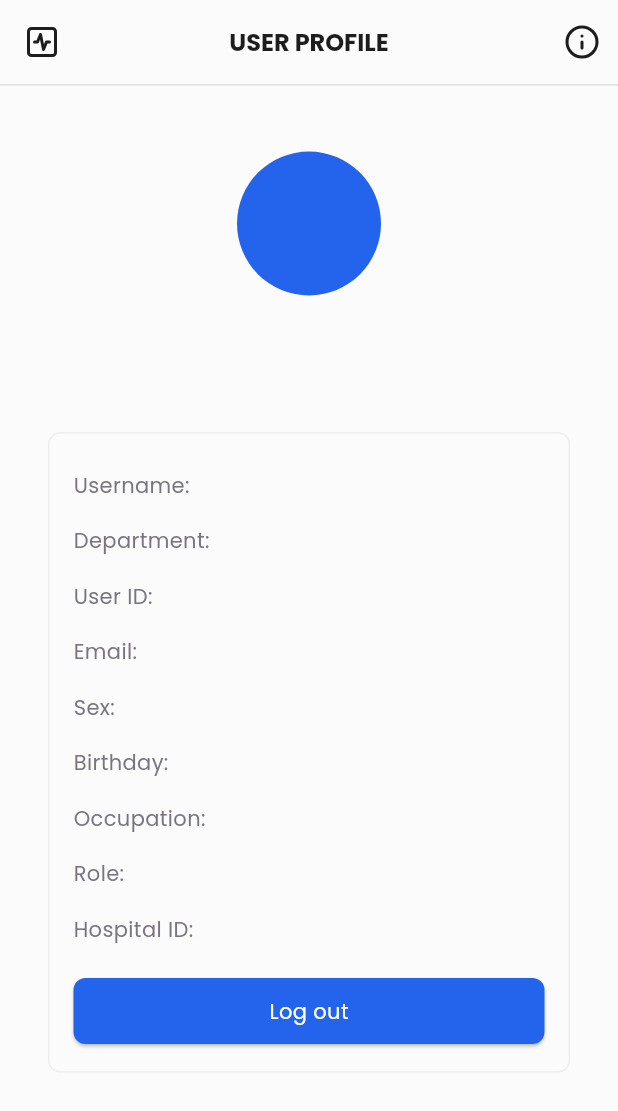
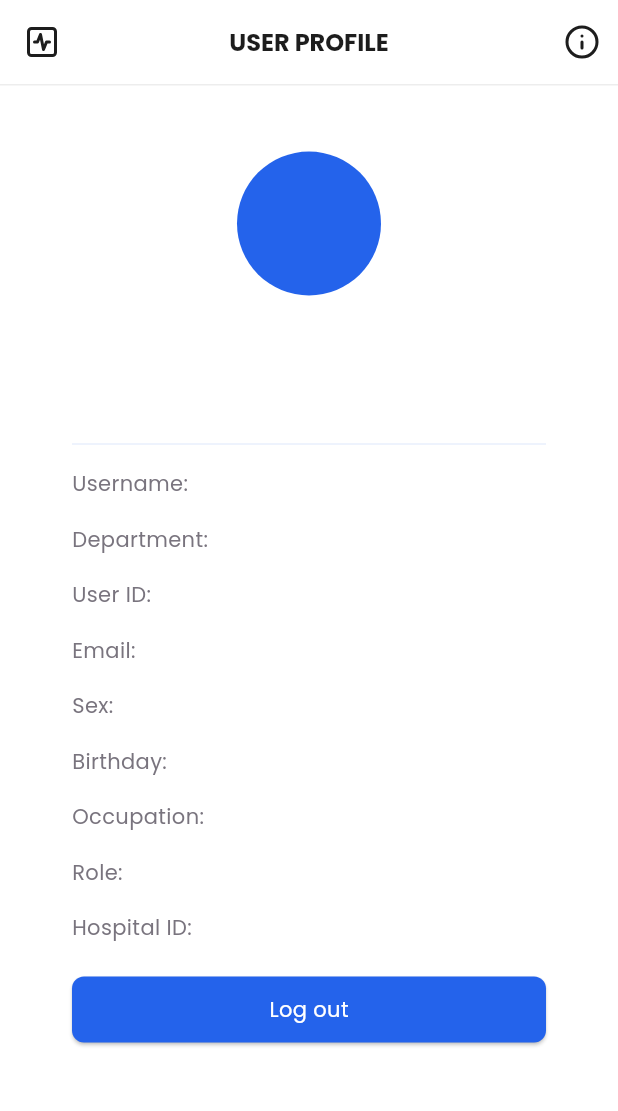
Before and after one commit to iammtmakiling/crash-cart-mobile, a Flutter app: the ProfileScreen screen opened directly, on a phone screen of 412 x 824 dp. Shown: the top 1111 px of the screen. Run offline on Flutter 3.47's test engine with Material 3 defaults, Android fonts, the phone set to English and light mode, and no system bars; our stand-ins replace cloud_firestore, firebase_core, flutter_form_builder, form_builder_validators, get, google_fonts and 4 more; missing offline and left inert: encrypt, flutter_searchable_dropdown, form_builder_extra_fields; accounts and stored records are empty; statements that could not run were skipped; project files that could hold a hidden picture were left out.

Commit message:
ui: improvements

```diff
--- a/lib/core/theme/app_colors.dart
+++ b/lib/core/theme/app_colors.dart
@@ -7,7 +7,7 @@ class AppColors {
   static const Color secondary = Color.fromARGB(255, 28, 76, 67);
   static const Color secondaryVariant = Color(0xFFD2FAF2);
 
-  static const Color background = Color(0xFBFBFBFB);
+  static const Color background = Colors.white;
 
   static const Color textPrimary = Color(0xFF1D1D1D);
   static const Color textSecondary = Color(0xFF4B4B4B);
--- a/lib/screens/HistoryScreen/history_screen.dart
+++ b/lib/screens/HistoryScreen/history_screen.dart
@@ -1,6 +1,7 @@
 import 'dart:async';
 import 'dart:convert';
 
+import 'package:dashboard/core/theme/app_colors.dart';
 import 'package:dashboard/core/utils/helper_utils.dart';
 import 'package:dashboard/globals.dart';
 import 'package:dashboard/screens/RecordsScreen/widgets/patient_box.dart';
@@ -132,7 +133,9 @@ class HistoryScreenState extends State<HistoryScreen> {
               Expanded(
                 child: isLoading
                     ? const Center(
-                        child: CircularProgressIndicator(),
+                        child: CircularProgressIndicator(
+                          color: AppColors.primary,
+                        ),
                       )
                     : filteredPatients.isEmpty
                         ? Center(
--- a/lib/screens/ProfileScreen/profile_screen.dart
+++ b/lib/screens/ProfileScreen/profile_screen.dart
@@ -42,15 +42,14 @@ class ProfileScreen extends StatelessWidget {
                 userProvider.email,
                 style: Theme.of(context).textTheme.bodyMedium,
               ),
-              const SizedBox(height: 32),
+              const SizedBox(height: 16),
               Container(
                 padding: const EdgeInsets.all(16.0),
-                decoration: BoxDecoration(
-                  border: Border.all(color: Colors.grey.shade200),
-                  borderRadius: BorderRadius.circular(8.0),
-                ),
                 child: Column(
                   children: [
+                    Divider(
+                      color: AppColors.primary.withOpacity(0.1),
+                    ),
                     AccountInfoRow(
                       title: "Username:",
                       info: userProvider.username,
--- a/lib/screens/RecordsScreen/widgets/my_records.dart
+++ b/lib/screens/RecordsScreen/widgets/my_records.dart
@@ -2,6 +2,7 @@ import 'dart:async';
 import 'dart:convert';
 import 'package:dashboard/core/api_requests/getPatient.dart';
 import 'package:dashboard/core/provider/user_provider.dart';
+import 'package:dashboard/core/theme/app_colors.dart';
 import 'package:dashboard/core/utils/helper_utils.dart';
 import 'package:dashboard/widgets/searchbar.dart';
 import 'package:flutter/material.dart';
@@ -149,7 +150,9 @@ class MyRecordsState extends State<MyRecords> {
               isLoading
                   ? const Expanded(
                       child: Center(
-                        child: CircularProgressIndicator(),
+                        child: CircularProgressIndicator(
+                          color: AppColors.primary,
+                        ),
                       ),
                     )
                   : Expanded(
--- a/lib/screens/RecordsScreen/widgets/other_records.dart
+++ b/lib/screens/RecordsScreen/widgets/other_records.dart
@@ -2,6 +2,7 @@ import 'dart:async';
 import 'dart:convert';
 import 'package:dashboard/core/api_requests/getPatient.dart';
 import 'package:dashboard/core/provider/user_provider.dart';
+import 'package:dashboard/core/theme/app_colors.dart';
 import 'package:dashboard/core/utils/helper_utils.dart';
 import 'package:dashboard/widgets/widgets.dart';
 import 'package:flutter/material.dart';
@@ -162,7 +163,9 @@ class OtherRecordsState extends State<OtherRecords> {
             isLoading
                 ? const Expanded(
                     child: Center(
-                      child: CircularProgressIndicator(),
+                      child: CircularProgressIndicator(
+                        color: AppColors.primary,
+                      ),
                     ),
                   )
                 : Expanded(
--- a/lib/widgets/formWidgets/formBottomButton.dart
+++ b/lib/widgets/formWidgets/formBottomButton.dart
@@ -15,7 +15,10 @@ class FormBottomButton extends StatelessWidget {
 
   @override
   Widget build(BuildContext context) {
-    return Padding(
+    return Container(
+      decoration: BoxDecoration(
+        color: Colors.white,
+      ),
       padding: const EdgeInsets.all(8.0),
       child: Row(
         mainAxisAlignment: MainAxisAlignment.center,
--- a/lib/widgets/main_appbar.dart
+++ b/lib/widgets/main_appbar.dart
@@ -1,3 +1,4 @@
+import 'package:dashboard/core/theme/app_colors.dart';
 import 'package:flutter/material.dart';
 import 'package:lucide_icons/lucide_icons.dart';
 
@@ -17,7 +18,10 @@
     ],
     bottom: PreferredSize(
       preferredSize: Size.fromHeight(1.0),
-      child: Divider(height: 1.0),
+      child: Divider(
+        height: 1.0,
+        color: AppColors.textPrimary.withOpacity(0.08),
+      ),
     ),
   );
 }
```
Also changed, not shown: lib/features/addFeature/addInHospital.dart (+6 -34 lines), lib/main.dart (+1 -8 lines), lib/screens/RecordsScreen/widgets/patient_box.dart (+8 -0 lines), lib/screens/SigninScreen/signin_screen.dart (+10 -5 lines).
